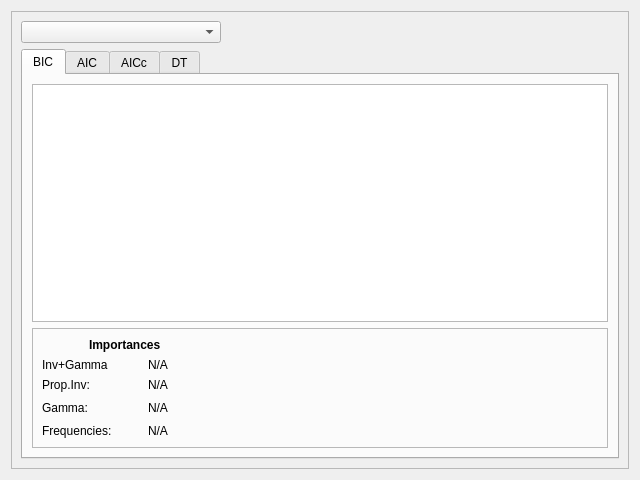
The window that src/gui/resultsdialog.ui (ddarriba/modeltest) describes before a commit, drawn with Qt 5.
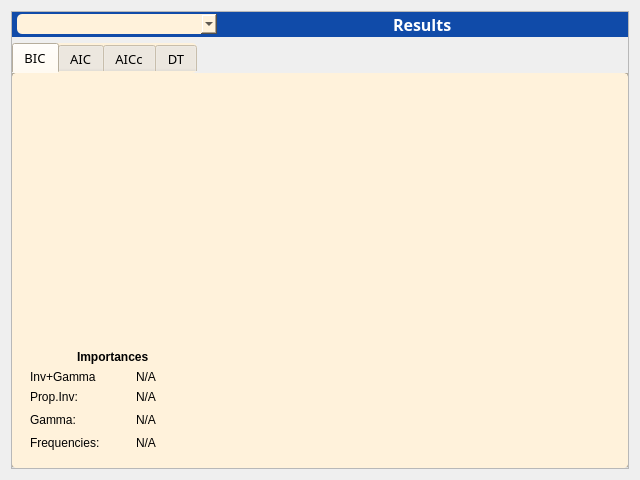
The same window after the commit. Icons and pictures are not drawn.

```diff
--- a/src/gui/resultsdialog.ui
+++ b/src/gui/resultsdialog.ui
@@ -17,6 +17,10 @@
    <iconset resource="../mtgraphics.qrc">
     <normaloff>:/IMG/IMG/results-icon.png</normaloff>:/IMG/IMG/results-icon.png</iconset>
   </property>
+  <property name="styleSheet">
+   <string notr="true">background: qlineargradient(spread:pad, x1:0, y1:0, x2:0, y2:1, stop:0 #3c3b37, stop:0.55 #104BA9, stop:0.98 #000015, stop:1 #000015);
+QToolTip { color: #000s; border: none; }</string>
+  </property>
   <layout class="QVBoxLayout" name="verticalLayout">
    <item>
     <widget class="QFrame" name="frame_results_inner">
@@ -27,8 +31,23 @@
       <enum>QFrame::Raised</enum>
      </property>
      <layout class="QVBoxLayout" name="verticalLayout_14">
+      <property name="leftMargin">
+       <number>0</number>
+      </property>
+      <property name="topMargin">
+       <number>0</number>
+      </property>
+      <property name="rightMargin">
+       <number>0</number>
+      </property>
+      <property name="bottomMargin">
+       <number>0</number>
+      </property>
       <item>
        <widget class="QFrame" name="frame_results_header">
+        <property name="styleSheet">
+         <string notr="true">background: #104BA9;</string>
+        </property>
         <property name="frameShape">
          <enum>QFrame::NoFrame</enum>
         </property>
@@ -40,16 +59,16 @@
           <number>5</number>
          </property>
          <property name="leftMargin">
-          <number>0</number>
+          <number>5</number>
          </property>
          <property name="topMargin">
-          <number>0</number>
+          <number>1</number>
          </property>
          <property name="rightMargin">
-          <number>0</number>
+          <number>5</number>
          </property>
          <property name="bottomMargin">
-          <number>0</number>
+          <number>1</number>
          </property>
          <item>
           <widget class="QComboBox" name="cmb_results_partition">
@@ -65,6 +84,46 @@
              <height>16777215</height>
             </size>
            </property>
+           <property name="font">
+            <font>
+             <family>Courier 10 Pitch</family>
+             <pointsize>10</pointsize>
+            </font>
+           </property>
+           <property name="styleSheet">
+            <string notr="true">border: 1px; background: #fff2db; border-radius:5px;</string>
+           </property>
+          </widget>
+         </item>
+         <item>
+          <spacer name="horizontalSpacer">
+           <property name="orientation">
+            <enum>Qt::Horizontal</enum>
+           </property>
+           <property name="sizeHint" stdset="0">
+            <size>
+             <width>40</width>
+             <height>20</height>
+            </size>
+           </property>
+          </spacer>
+         </item>
+         <item>
+          <widget class="QLabel" name="label">
+           <property name="font">
+            <font>
+             <family>Courier 10 Pitch</family>
+             <pointsize>12</pointsize>
+             <weight>75</weight>
+             <bold>true</bold>
+            </font>
+           </property>
+           <property name="styleSheet">
+            <string notr="true">color: #fff;</string>
+           </property>
+           <property name="text">
+            <string>Results</string>
+           </property>
           </widget>
          </item>
          <item>
@@ -87,15 +146,34 @@
        <widget class="QTabWidget" name="results_content">
         <property name="font">
          <font>
-          <family>Arial</family>
+          <family>Courier 10 Pitch</family>
+          <pointsize>10</pointsize>
          </font>
         </property>
         <property name="toolTip">
          <string/>
         </property>
+        <property name="autoFillBackground">
+         <bool>false</bool>
+        </property>
+        <property name="styleSheet">
+         <string notr="true">background: #fff2db; border-radius: 5px;</string>
+        </property>
+        <property name="tabShape">
+         <enum>QTabWidget::Rounded</enum>
+        </property>
         <property name="currentIndex">
          <number>0</number>
         </property>
+        <property name="documentMode">
+         <bool>false</bool>
+        </property>
+        <property name="tabsClosable">
+         <bool>false</bool>
+        </property>
+        <property name="movable">
+         <bool>false</bool>
+        </property>
         <widget class="QWidget" name="tab_results_bic">
          <attribute name="title">
           <string>BIC</string>
```
